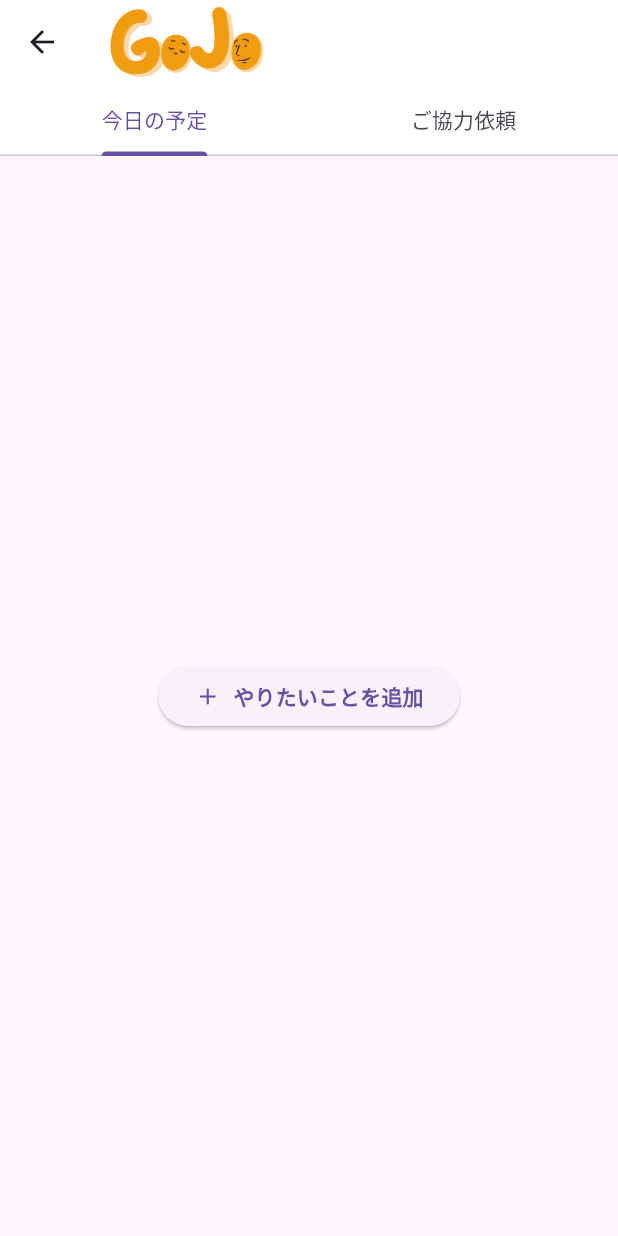
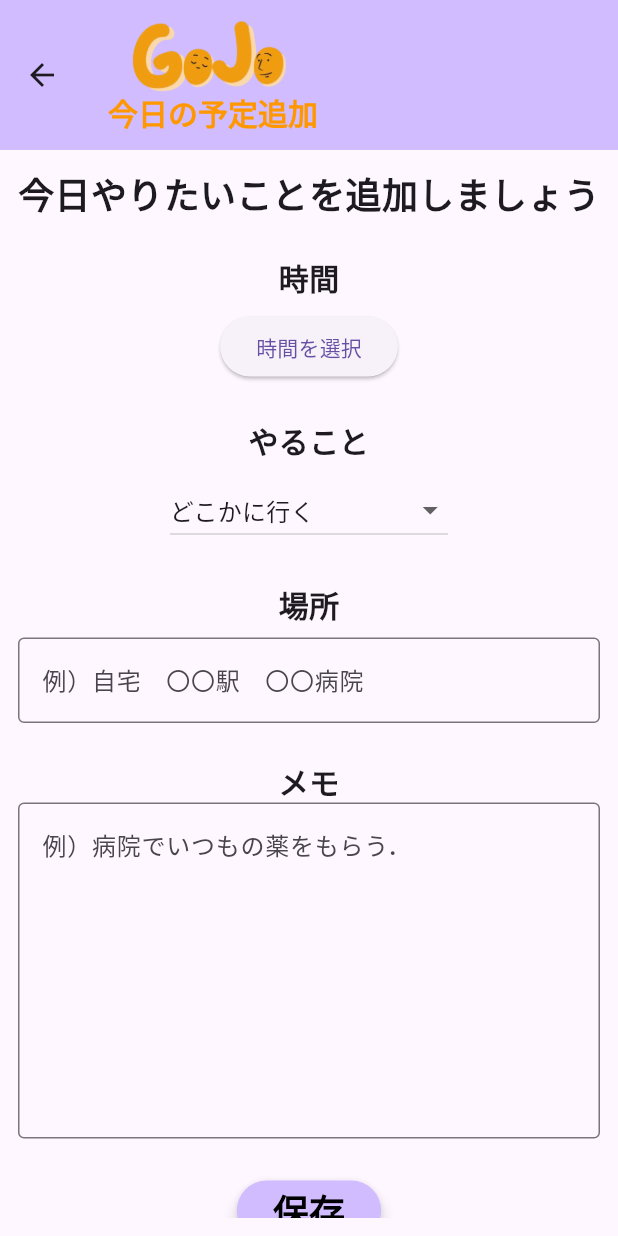
Before and after one commit to nabe33/Gojo2024, a Flutter app: the TabsTopPage screen opened directly, after a tap on "やりたいことを追加", on a phone screen of 412 x 824 dp. Run offline on Flutter 3.47's test engine with Material 3 defaults, Android fonts, the phone set to English and light mode, and no system bars; our stand-ins replace audioplayers, cloud_firestore, firebase_auth, firebase_core, flutter_riverpod, vibration; accounts and stored records are empty; generated files the repository leaves out were written again.

Commit message:
タスク追加機能とタスク一覧表示画面の一部を実装

```diff
--- a/lib/tabs_top.dart
+++ b/lib/tabs_top.dart
@@ -1,6 +1,7 @@
 import 'package:flutter/material.dart';
 import 'helpCard/helpcard_top.dart';
 import 'fixed_supports/support1.dart';
+import 'tasklist/tasklist_top.dart';
 
 class TabsTopPage extends StatefulWidget {
   const TabsTopPage({super.key});
@@ -39,21 +40,22 @@ class _TabsTopPageState extends State<TabsTopPage> {
           body: TabBarView(
             children: <Widget>[
               // 今日の予定Tab
-              Center(
-                child: ElevatedButton(
-                    onPressed: () {},
-                    child: Row(
-                      mainAxisSize: MainAxisSize.min,
-                      children: [
-                        Icon(Icons.add),
-                        SizedBox(width: 8),
-                        Text(
-                          "やりたいことを追加",
-                          style: TextStyle(fontWeight: FontWeight.bold),
-                        )
-                      ],
-                    )),
-              ),
+              TaskListPage(),
+              // Center(
+              //   child: ElevatedButton(
+              //       onPressed: () {},
+              //       child: Row(
+              //         mainAxisSize: MainAxisSize.min,
+              //         children: [
+              //           Icon(Icons.add),
+              //           SizedBox(width: 8),
+              //           Text(
+              //             "やりたいことを追加",
+              //             style: TextStyle(fontWeight: FontWeight.bold),
+              //           )
+              //         ],
+              //       )),
+              // ),
               // ご協力依頼Tab
               HelpCardListPage(),
               /*
--- /dev/null
+++ b/lib/tasklist/add_task.dart
@@ -0,0 +1,199 @@
+import 'package:flutter/material.dart';
+import 'package:flutter_riverpod/flutter_riverpod.dart';
+import 'package:cloud_firestore/cloud_firestore.dart';
+import 'package:intl/intl.dart';
+import '../main.dart';
+
+class AddTaskPage extends ConsumerStatefulWidget {
+  const AddTaskPage({super.key});
+
+  @override
+  _MyPageEditState createState() => _MyPageEditState();
+}
+
+class _MyPageEditState extends ConsumerState<AddTaskPage> {
+  final TextEditingController placeController = TextEditingController();
+  final TextEditingController memoController = TextEditingController();
+  TimeOfDay? selectedTime;
+  String selectedTask = 'どこかに行く';
+
+  @override
+  void initState() {
+    super.initState();
+  }
+
+  Future<void> saveDataToFirestore(
+      String place, String memo, TimeOfDay? time, String task) async {
+    final user = ref.read(userProvider);
+    if (user != null) {
+      await FirebaseFirestore.instance
+          .collection('users')
+          .doc(user.uid)
+          .collection('tasklist')
+          .doc()
+          .set({
+        'place': place,
+        'memo': memo,
+        'time': time != null
+            ? '${time.hour.toString().padLeft(2, '0')}:${time.minute.toString().padLeft(2, '0')}'
+            : null,
+        'task': task,
+        'timestamp': FieldValue.serverTimestamp(),
+      }, SetOptions(merge: true));
+    }
+  }
+
+  Future<void> _selectTime(BuildContext context) async {
+    final TimeOfDay? picked = await showTimePicker(
+      context: context,
+      initialTime: TimeOfDay.now(),
+    );
+    if (picked != null && picked != selectedTime) {
+      setState(() {
+        selectedTime = picked;
+      });
+    }
+  }
+
+  @override
+  Widget build(BuildContext context) {
+    final user = ref.watch(userProvider);
+
+    return Scaffold(
+      appBar: AppBar(
+        backgroundColor: Theme.of(context).colorScheme.inversePrimary,
+        toolbarHeight: 100.0,
+        title: Column(
+          mainAxisAlignment: MainAxisAlignment.center,
+          children: [
+            Image.asset('assets/images/GOJO.png', height: 50),
+            Text(
+              '今日の予定追加',
+              style: TextStyle(
+                  fontSize: 20,
+                  color: Colors.orange,
+                  fontWeight: FontWeight.bold),
+            ),
+          ],
+        ),
+      ),
+      body: Center(
+        child: Container(
+          padding: const EdgeInsets.all(12),
+          child: SingleChildScrollView(
+            child: Column(
+              mainAxisAlignment: MainAxisAlignment.center,
+              children: <Widget>[
+                Text(
+                  '今日やりたいことを追加しましょう',
+                  style: TextStyle(
+                    fontSize: 24,
+                    fontWeight: FontWeight.bold,
+                  ),
+                ),
+                SizedBox(height: 24),
+                // ここから入力欄が並ぶ
+                Text(
+                  '時間',
+                  style: TextStyle(
+                    fontSize: 20,
+                    fontWeight: FontWeight.bold,
+                  ),
+                ),
+                SizedBox(height: 8),
+                ElevatedButton(
+                  onPressed: () => _selectTime(context),
+                  child: Text(selectedTime != null
+                      ? '${selectedTime!.hour}:${selectedTime!.minute}'
+                      : '時間を選択'),
+                ),
+                SizedBox(height: 24),
+                Text(
+                  'やること',
+                  style: TextStyle(
+                    fontSize: 20,
+                    fontWeight: FontWeight.bold,
+                  ),
+                ),
+                SizedBox(height: 8),
+                DropdownButton<String>(
+                  value: selectedTask,
+                  onChanged: (String? newValue) {
+                    setState(() {
+                      selectedTask = newValue!;
+                    });
+                  },
+                  items: <String>['どこかに行く', '乗り物に乗る・降りる', '買い物をする', 'その他']
+                      .map<DropdownMenuItem<String>>((String value) {
+                    return DropdownMenuItem<String>(
+                      value: value,
+                      child: Text(value),
+                    );
+                  }).toList(),
+                ),
+                SizedBox(height: 24),
+                Text(
+                  '場所',
+                  style: TextStyle(
+                    fontSize: 20,
+                    fontWeight: FontWeight.bold,
+                  ),
+                ),
+                SizedBox(height: 8),
+                TextField(
+                  controller: placeController,
+                  decoration: InputDecoration(
+                    hintText: '例）自宅　〇〇駅　〇〇病院',
+                    border: OutlineInputBorder(),
+                  ),
+                ),
+                SizedBox(height: 24),
+                Text(
+                  'メモ',
+                  style: TextStyle(
+                    fontSize: 20,
+                    fontWeight: FontWeight.bold,
+                  ),
+                ),
+                TextField(
+                  controller: memoController,
+                  maxLines: 8,
+                  decoration: InputDecoration(
+                    hintText: '例）病院でいつもの薬をもらう．',
+                    border: OutlineInputBorder(),
+                  ),
+                ),
+                SizedBox(height: 24),
+
+                ElevatedButton(
+                  onPressed: () async {
+                    await saveDataToFirestore(
+                      placeController.text,
+                      memoController.text,
+                      selectedTime,
+                      selectedTask,
+                    );
+                    ScaffoldMessenger.of(context).showSnackBar(
+                      SnackBar(content: Text('今日の予定を保存しました')),
+                    );
+                    Navigator.pop(context, true);
+                  },
+                  style: ElevatedButton.styleFrom(
+                      elevation: 4,
+                      backgroundColor:
+                          Theme.of(context).colorScheme.inversePrimary),
+                  child: Text('保存',
+                      style: TextStyle(
+                          fontSize: 24,
+                          color: Colors.black,
+                          fontWeight: FontWeight.bold)),
+                ),
+                SizedBox(height: 24),
+              ],
+            ),
+          ),
+        ),
+      ),
+    );
+  }
+}
--- /dev/null
+++ b/lib/tasklist/tasklist_top.dart
@@ -0,0 +1,268 @@
+import 'package:flutter/material.dart';
+import 'package:cloud_firestore/cloud_firestore.dart';
+import 'package:flutter_riverpod/flutter_riverpod.dart';
+import '../main.dart';
+import 'add_task.dart';
+
+class TaskListPage extends ConsumerStatefulWidget {
+  const TaskListPage({super.key});
+
+  @override
+  _HelpCardListPageState createState() => _HelpCardListPageState();
+}
+
+class _HelpCardListPageState extends ConsumerState<TaskListPage> {
+  late Future<List<Map<String, dynamic>>> _taskListFuture;
+
+  @override
+  void initState() {
+    super.initState();
+    _taskListFuture = fetchTaskList();
+  }
+
+  Future<List<Map<String, dynamic>>> fetchTaskList() async {
+    final user = ref.read(userProvider);
+    if (user != null) {
+      final querySnapshot = await FirebaseFirestore.instance
+          .collection('users')
+          .doc(user.uid)
+          .collection('tasklist')
+          .orderBy('time', descending: false)
+          .get();
+
+      return querySnapshot.docs.map((doc) {
+        final data = doc.data();
+        data['id'] = doc.id; // ドキュメントIDを追加
+        return data;
+      }).toList();
+      // return querySnapshot.docs.map((doc) => doc.data()).toList();
+    }
+    return [];
+  }
+
+  void _refreshTaskList() {
+    setState(() {
+      _taskListFuture = fetchTaskList();
+    });
+  }
+
+  @override
+  Widget build(BuildContext context) {
+    return Scaffold(
+      appBar: AppBar(
+        title: Text('今日の予定一覧'),
+      ),
+      body: Column(
+        children: [
+          // 挿入
+          Center(
+            child: ElevatedButton(
+                onPressed: () async {
+                  final result = await Navigator.push(
+                    context,
+                    MaterialPageRoute(
+                      builder: (context) => AddTaskPage(),
+                    ),
+                  );
+                  if (result == true) {
+                    _refreshTaskList(); // Refresh the list if changes were made
+                  }
+                },
+                child: Row(
+                  mainAxisSize: MainAxisSize.min,
+                  children: [
+                    Icon(Icons.add),
+                    SizedBox(width: 8),
+                    Text(
+                      "やりたいことを追加",
+                      style: TextStyle(fontWeight: FontWeight.bold),
+                    )
+                  ],
+                )),
+          ),
+          Expanded(
+            child: FutureBuilder<List<Map<String, dynamic>>>(
+              future: _taskListFuture,
+              builder: (context, snapshot) {
+                if (snapshot.connectionState == ConnectionState.waiting) {
+                  return Center(child: CircularProgressIndicator());
+                } else if (snapshot.hasError) {
+                  return Center(child: Text('Error: ${snapshot.error}'));
+                } else if (!snapshot.hasData || snapshot.data!.isEmpty) {
+                  return Center(child: Text('まだ今日の予定が作成されていません'));
+                } else {
+                  final taskLists = snapshot.data!;
+                  return ListView.builder(
+                    itemCount: taskLists.length,
+                    itemBuilder: (context, index) {
+                      final taskList = taskLists[index];
+                      return Card(
+                        elevation: 4,
+                        shape: RoundedRectangleBorder(
+                          borderRadius: BorderRadius.circular(8),
+                        ),
+                        shadowColor: Colors.blue,
+                        child: ListTile(
+                          title: Row(
+                            children: [
+                              Text(taskList['time'] ?? '時間が保存されていません'),
+                              Text('：'),
+                              Text(taskList['task'] ?? 'やることが保存されていません'),
+                            ],
+                          ),
+                          trailing: Row(
+                            mainAxisSize: MainAxisSize.min,
+                            children: [
+                              /*
+                              TextButton(
+                                onPressed: () async {
+                                  // final result = await Navigator.push(
+                                  //   context,
+                                  //   MaterialPageRoute(
+                                  //     builder: (context) =>
+                                  //         EnlargeHelpCard(helpCard: helpCard),
+                                  //   ),
+                                  // );
+                                  // if (result == true) {
+                                  //   _refreshHelpCards(); // Refresh the list if changes were made
+                                  // }
+                                },
+                                child: Text(
+                                  '拡大',
+                                  style: TextStyle(
+                                    fontWeight: FontWeight.bold,
+                                    color: Colors.blue,
+                                  ),
+                                ),
+                              ),*/
+                              // IconButton(
+                              //   icon: Icon(Icons.lens, color: Colors.blue),
+                              //   onPressed: () async {
+                              //     final result = await Navigator.push(
+                              //       context,
+                              //       MaterialPageRoute(
+                              //         builder: (context) =>
+                              //             EnlargeHelpCard(helpCard: helpCard),
+                              //       ),
+                              //     );
+                              //     if (result == true) {
+                              //       _refreshHelpCards(); // Refresh the list if changes were made
+                              //     }
+                              //   },
+                              // ),
+                              /*
+                              IconButton(
+                                icon: Icon(Icons.edit, color: Colors.blue),
+                                onPressed: () async {
+                                  // final result = await Navigator.push(
+                                  //   context,
+                                  //   MaterialPageRoute(
+                                  //     builder: (context) =>
+                                  //         EditHelpCard(helpCard: helpCard),
+                                  //   ),
+                                  // );
+                                  // if (result == true) {
+                                  //   _refreshHelpCards(); // Refresh the list if changes were made
+                                  // }
+                                },
+                              ),*/
+                              /*
+                              IconButton(
+                                  icon: Icon(Icons.delete, color: Colors.red),
+                                  onPressed: () async {
+                                    final user = ref.read(userProvider);
+                                    if (user != null) {
+                                      await FirebaseFirestore.instance
+                                          .collection('users')
+                                          .doc(user.uid)
+                                          .collection('helpcard')
+                                          .doc(taskList['id']) // ドキュメントIDを指定
+                                          .delete();
+                                      _refreshTaskList(); // データを再読み込み
+                                    }
+                                  }),*/
+                            ],
+                          ),
+                        ),
+                      );
+                    },
+                  );
+                }
+              },
+            ),
+          ),
+          SizedBox(height: 16),
+          Center(
+            child: ElevatedButton(
+                onPressed: () async {
+                  final result = await Navigator.push(
+                    context,
+                    MaterialPageRoute(
+                      builder: (context) => AddTaskPage(),
+                    ),
+                  );
+                  if (result == true) {
+                    _refreshTaskList(); // Refresh the list if changes were made
+                  }
+                },
+                child: Row(
+                  mainAxisSize: MainAxisSize.min,
+                  children: [
+                    Icon(Icons.add),
+                    SizedBox(width: 8),
+                    Text(
+                      "やりたいことを追加",
+                      style: TextStyle(fontWeight: FontWeight.bold),
+                    )
+                  ],
+                )),
+          ),
+          /*
+          ElevatedButton(
+            onPressed: () async {
+              // await Navigator.push(
+              //   context,
+              //   MaterialPageRoute(builder: (context) => NewCardPage()),
+              // );
+              // _refreshHelpCards();
+            },
+            child: Row(
+              mainAxisAlignment: MainAxisAlignment.center,
+              children: [
+                Icon(Icons.add, size: 28, color: Colors.black),
+                SizedBox(width: 8),
+                Text(
+                  'カードを追加',
+                  style: TextStyle(
+                    fontWeight: FontWeight.bold,
+                    fontSize: 28,
+                    color: Colors.black,
+                  ),
+                ),
+              ],
+            ),
+          ),*/
+          SizedBox(height: 16),
+          // ElevatedButton(
+          //   onPressed: () {},
+          //   child: Row(
+          //     mainAxisAlignment: MainAxisAlignment.center,
+          //     children: [
+          //       Icon(Icons.edit, size: 28, color: Colors.black),
+          //       SizedBox(width: 8),
+          //       Text(
+          //         'カードを編集・削除',
+          //         style: TextStyle(
+          //           fontWeight: FontWeight.bold,
+          //           fontSize: 24,
+          //           color: Colors.black,
+          //         ),
+          //       ),
+          //     ],
+          //   ),
+          // ),
+        ],
+      ),
+    );
+  }
+}
--- a/pubspec.yaml
+++ b/pubspec.yaml
@@ -37,6 +37,7 @@ dependencies:
   audioplayers: ^6.1.0
   vibration: ^2.0.0
   flutter_riverpod: ^2.5.1
+  intl: ^0.19.0
 
   # The following adds the Cupertino Icons font to your application.
   # Use with the CupertinoIcons class for iOS style icons.
```
Also changed, not shown: pubspec.lock, 1 other file.
